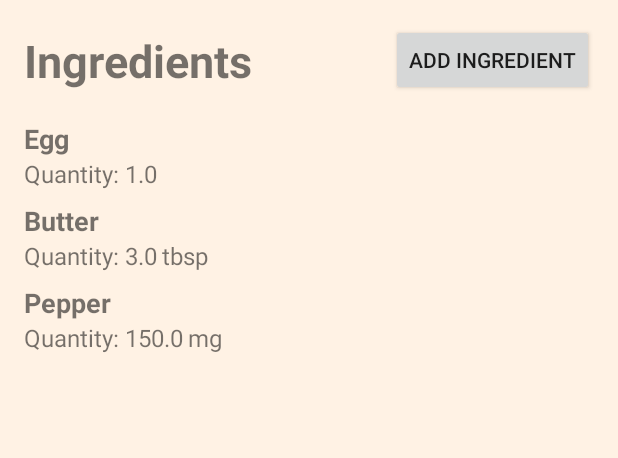
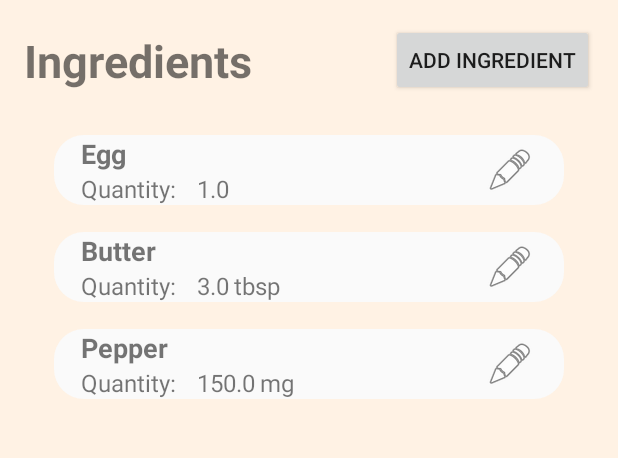
Before and after one commit to SeanCaoile/MobDeve, an Android app: the fragment IngredientsFragment placed in its activity, on a phone screen of 412 x 824 dp, the part 90-548 px from its top. Run offline under Robolectric (Android 15) with nearby library versions, the phone set to English and light mode, and no system bars.

Commit message:
Changed Layout of Ingredient Item

```diff
--- /dev/null
+++ b/app/src/main/java/com/mobdeve/s13/caoile/sean/mc0/IngredientListAdapterWithButton.kt
@@ -0,0 +1,27 @@
+package com.mobdeve.s13.caoile.sean.mc0
+
+import android.view.LayoutInflater
+import android.view.ViewGroup
+import androidx.recyclerview.widget.RecyclerView
+
+class IngredientListAdapterWithButton (private val data: ArrayList<IngredientModel>, val ingredientsListListener: IngredientsListListener): RecyclerView.Adapter<IngredientsListViewHolder>() {
+
+    override fun onCreateViewHolder(parent: ViewGroup, viewType: Int): IngredientsListViewHolder {
+        val inflater = LayoutInflater.from(parent.context)
+        val view = inflater.inflate(R.layout.ingredient_item_button, parent, false)
+        return IngredientsListViewHolder(view)
+    }
+
+    override fun onBindViewHolder(holder: IngredientsListViewHolder, position: Int) {
+        holder.bindData(data.get(position))
+
+        val ingredient = data.get(position)
+        holder.itemView.setOnClickListener {
+            ingredientsListListener.onIngredientsListItemClick(it, ingredient, position)
+        }
+    }
+
+    override fun getItemCount(): Int {
+        return data.size
+    }
+}
--- a/app/src/main/java/com/mobdeve/s13/caoile/sean/mc0/IngredientsFragment.kt
+++ b/app/src/main/java/com/mobdeve/s13/caoile/sean/mc0/IngredientsFragment.kt
@@ -33,7 +33,7 @@ class IngredientsFragment : Fragment(), IngredientsListListener {
 //        Log.d("TAG", ingredients.get(0).toString())
 
         // Assign recipes to ItemAdapter
-        val itemAdapter = IngredientListAdapter(ingredients, listener)
+        val itemAdapter = IngredientListAdapterWithButton(ingredients, listener)
 
         // Set the LayoutManager that
         // this RecyclerView will use.
--- a/app/src/main/res/layout/activity_new_ingredient.xml
+++ b/app/src/main/res/layout/activity_new_ingredient.xml
@@ -89,13 +89,42 @@
             android:inputType="number" />
 
     </LinearLayout>
+    <LinearLayout
+        android:id="@+id/ll3"
+        android:layout_width="match_parent"
+        android:layout_height="wrap_content"
+        android:layout_marginStart="16dp"
+        android:layout_marginTop="8dp"
+        android:layout_marginEnd="16dp"
+        android:orientation="horizontal"
+        app:layout_constraintEnd_toEndOf="parent"
+        app:layout_constraintStart_toStartOf="parent"
+        app:layout_constraintTop_toBottomOf="@+id/ll2">
+
+        <TextView
+            android:id="@+id/measurement_tv"
+            android:layout_width="wrap_content"
+            android:layout_height="wrap_content"
+            android:text="Measurement Type"
+            android:textSize="18sp"
+            android:textStyle="bold" />
+
+        <EditText
+            android:id="@+id/measurementET"
+            android:layout_width="match_parent"
+            android:layout_height="wrap_content"
+            android:ems="10"
+            android:inputType="number"
+            />
+
+    </LinearLayout>
 
     <androidx.constraintlayout.widget.ConstraintLayout
         android:layout_width="match_parent"
         android:layout_height="wrap_content"
         app:layout_constraintEnd_toEndOf="parent"
         app:layout_constraintStart_toStartOf="parent"
-        app:layout_constraintTop_toBottomOf="@id/ll2">
+        app:layout_constraintTop_toBottomOf="@+id/ll3">
 
         <Button
             android:layout_width="wrap_content"
--- /dev/null
+++ b/app/src/main/res/layout/ingredient_item_button.xml
@@ -0,0 +1,83 @@
+<?xml version="1.0" encoding="utf-8"?>
+<LinearLayout xmlns:android="http://schemas.android.com/apk/res/android"
+    android:layout_width="match_parent"
+    android:layout_height="wrap_content"
+    xmlns:app="http://schemas.android.com/apk/res-auto"
+    android:orientation="vertical"
+    android:layout_marginTop="8dp">
+
+
+    <androidx.constraintlayout.widget.ConstraintLayout
+        android:layout_width="match_parent"
+        android:layout_height="wrap_content"
+        android:layout_marginLeft="20dp"
+        android:backgroundTint="@color/lightGray"
+        android:layout_marginTop="10dp"
+        android:layout_marginRight="20dp"
+        android:background="@drawable/oval_background"
+        app:layout_constraintStart_toStartOf="parent"
+        app:layout_constraintTop_toTopOf="parent">
+
+        <TextView
+            android:id="@+id/item_ingredient"
+            android:layout_width="match_parent"
+            android:layout_height="wrap_content"
+            android:layout_marginStart="18dp"
+            android:text="TextView"
+            android:textSize="18sp"
+            android:textStyle="bold"
+            app:layout_constraintStart_toStartOf="parent"
+            app:layout_constraintTop_toTopOf="parent" />
+
+        <LinearLayout
+            android:layout_width="match_parent"
+            android:layout_height="wrap_content"
+            app:layout_constraintTop_toBottomOf="@+id/item_ingredient">
+
+            <TextView
+                android:layout_width="wrap_content"
+                android:layout_height="wrap_content"
+                android:layout_marginStart="18dp"
+                android:text="Quantity: "
+                android:textSize="16sp" />
+
+            <TextView
+                android:id="@+id/item_quantity"
+                android:layout_width="wrap_content"
+                android:layout_height="wrap_content"
+                android:layout_marginStart="10dp"
+                android:maxLines="1"
+                android:text="TextView"
+                android:textSize="16sp" />
+
+            <TextView
+                android:layout_width="wrap_content"
+                android:layout_height="wrap_content"
+                android:text=" " />
+
+            <TextView
+                android:id="@+id/quantityType"
+                android:layout_width="wrap_content"
+                android:layout_height="wrap_content"
+                android:text="Quantity Type"
+                android:textSize="16sp" />
+
+
+        </LinearLayout>
+
+        <ImageView
+            android:layout_width="32dp"
+            android:layout_height="32dp"
+            android:layout_marginEnd="20dp"
+            android:src="@android:drawable/ic_menu_edit"
+            app:layout_constraintBottom_toBottomOf="parent"
+            app:layout_constraintEnd_toEndOf="parent"
+            app:layout_constraintTop_toTopOf="parent" />
+
+    </androidx.constraintlayout.widget.ConstraintLayout>
+
+
+
+
+
+</LinearLayout>
--- a/app/src/main/res/values/colors.xml
+++ b/app/src/main/res/values/colors.xml
@@ -4,4 +4,5 @@
     <color name="white">#FFFFFFFF</color>
     <color name="yellow">#FFE6A6</color>
     <color name="lightYellow">#FFF2E4</color>
+    <color name="lightGray">#FAFAFA</color>
 </resources>
```
